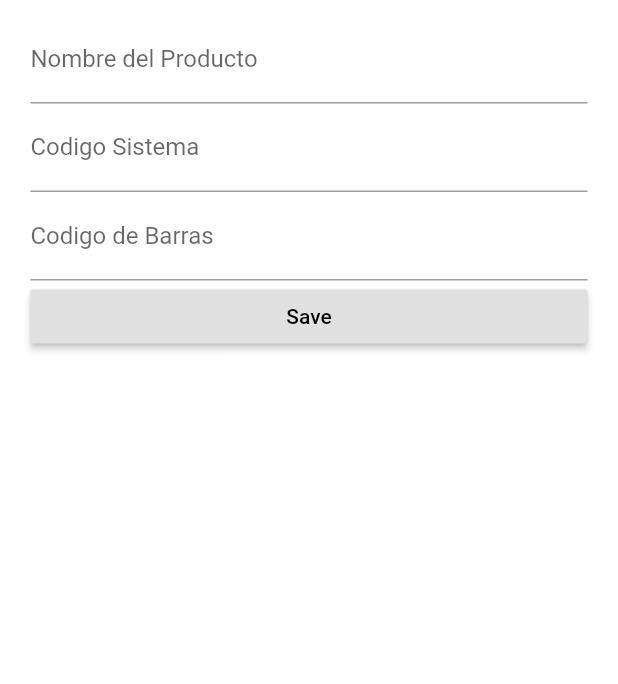
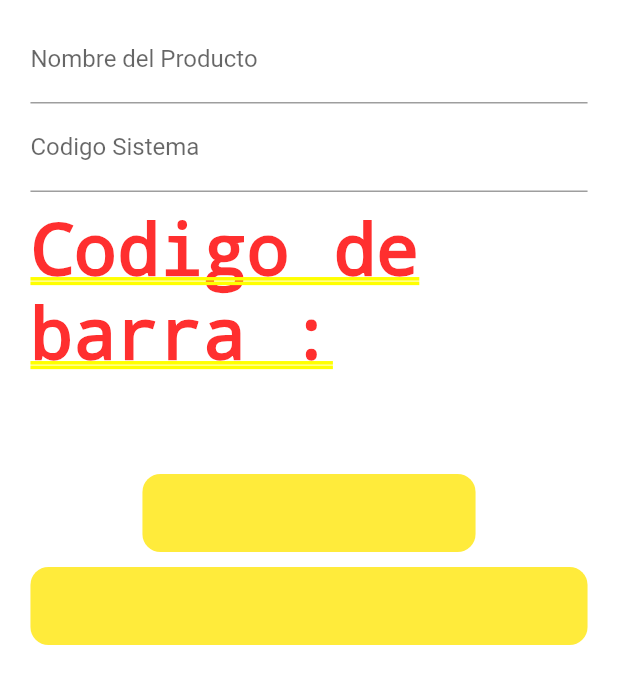
Before and after one commit to jrodval123/Scanship, a Flutter app: the ProductEdit screen opened directly, on a phone screen of 412 x 824 dp. Shown: the top 684 px of the screen. Run offline on Flutter 3.47's test engine with Material 2 defaults, Android fonts, the phone set to English and light mode, and no system bars; our stand-ins replace cloud_firestore; missing offline and left inert: barcode_scan; accounts and stored records are empty.

Commit message:
Product Creation and linking to the DB

```diff
--- a/lib/models/product.dart
+++ b/lib/models/product.dart
@@ -3,6 +3,7 @@ class Product{
   String name;
   String barcode;
   String code;
+  bool loaded=false;
   //Constructor
 Product(this.name, this.barcode, this.code);
 }
--- a/lib/pages/product-edit.dart
+++ /dev/null
@@ -1,159 +0,0 @@
-import 'package:flutter/material.dart';
-import 'package:scoped_model/scoped_model.dart';
-
-import '../models/product.dart';
-import '../scoped-models/product.dart';
-import '../helpers/ensure_visible.dart';
-
-class ProductEdit extends StatefulWidget{
-  @override
-  State<StatefulWidget> createState() {
-    return _ProductEdit();
-  }
-}
-
-class _ProductEdit extends State<ProductEdit>{
-
-
-  final Map<String, dynamic> _formData = {
-    'name':null,
-    'code':null,
-    'barcode':null,
-  };
-
-  final GlobalKey<FormState> _formKey = GlobalKey<FormState>();
-  final _nameFocusNode = FocusNode();
-  final _barcodeFocusNode = FocusNode();
-  final _codeFocusNode = FocusNode();
-
-  Widget _buildNameField(Product product){
-    return EnsureVisibleWhenFocused(
-      focusNode: _nameFocusNode,
-      child: TextFormField(
-        focusNode: _nameFocusNode,
-        decoration: InputDecoration(labelText: "Nombre del Producto",),
-        initialValue: product == null ? '' : product.name,
-        validator: (String value) {
-          if (value.isEmpty || value.length <= 0) {
-            return 'Nombre es obligatorio';
-          }
-        },
-        onSaved: (String value) {
-          _formData['name'] = value;
-        },
-      ),
-    );
-  }
-  Widget _buildCodeField(Product product){
-    return EnsureVisibleWhenFocused(
-      focusNode: _codeFocusNode,
-      child: TextFormField(
-        focusNode: _codeFocusNode,
-        decoration: InputDecoration(labelText: "Codigo Sistema"),
-        initialValue: product == null ? '' : product.code,
-        validator: (String value) {
-          if (value.isEmpty || value.length <= 0) {
-            return 'Codigo es obligatorio';
-          }
-        },
-        onSaved: (String value) {
-          _formData['code'] = value;
-        },
-      ),
-    );
-  }
-
-  Widget _buildBarCodeField(Product product){
-    return EnsureVisibleWhenFocused(
-      focusNode: _barcodeFocusNode,
-      child: TextFormField(
-        focusNode: _barcodeFocusNode,
-        decoration: InputDecoration(labelText: "Codigo de Barras"),
-        initialValue: product == null ? '' : product.barcode,
-        validator: (String value) {
-          if (value.isEmpty || value.length <= 0) {
-            return 'Codigo de barras es obligatorio';
-          }
-        },
-        onSaved: (String value) {
-          _formData['code'] = value;
-        },
-      ),
-    );
-  }
-  Widget _buildPageContent(BuildContext context, Product product){
-    final double deviceWidth = MediaQuery.of(context).size.width;
-    final double targetWidth = deviceWidth > 550.0 ? 500.0 : deviceWidth * 0.95;
-    final double targetPadding = deviceWidth - targetWidth;
-    return GestureDetector(
-      onTap: (){
-        FocusScope.of(context).requestFocus(FocusNode());
-      },
-      child: Container(
-        margin: EdgeInsets.all(10.0),
-        child: Form(
-          key: _formKey,
-          child: ListView(
-            padding: EdgeInsets.symmetric(horizontal: targetPadding / 2),
-            children: <Widget>[
-              _buildNameField(product),
-              _buildCodeField(product),
-              _buildBarCodeField(product),
-              _buildSubmitButton()
-            ],
-          ),
-        )
-      ),
-    );
-  }
-
-  Widget _buildSubmitButton() {
-    return ScopedModelDescendant<ProductModel>(
-      builder: (BuildContext context, Widget child, ProductModel model) {
-        return RaisedButton(
-          child: Text('Save'),
-          textColor: Colors.black,
-          onPressed: () => _submitForm(model.addProduct, model.updateProduct,
-              model.selectedProductIndex),
-        );
-      },
-    );
-  }
-
-  void _submitForm(Function addProduct, Function updateProduct,
-      [int selectedProductIndex]) {
-    if (!_formKey.currentState.validate()) {
-      return;
-    }
-    _formKey.currentState.save();
-    if (selectedProductIndex == null) {
-      final newProduct = Product(_formData['name'], _formData['code'],
-            _formData['barcode']);
-      addProduct(newProduct);
-    } else {
-      updateProduct(
-        Product(_formData['name'], _formData['code'],
-            _formData['barcode']),
-      );
-    }
-    // Navigator.pushReplacementNamed(context, '/pharmacy-mode');
-    Navigator.pop(context);
-  }
-  @override
-  Widget build(BuildContext context) {
-    return ScopedModelDescendant<ProductModel>(
-      builder: (BuildContext context, Widget child, ProductModel model) {
-        final Widget pageContent =
-            _buildPageContent(context, model.selectedProduct);
-        return model.selectedProductIndex == null
-            ? pageContent
-            : Scaffold(
-                appBar: AppBar(
-                  title: Text('Edit Product'),
-                ),
-                body: pageContent,
-              );
-      },
-    );
-  }
-}
--- /dev/null
+++ b/lib/pages/product_edit.dart
@@ -0,0 +1,211 @@
+import 'package:flutter/cupertino.dart';
+import 'package:flutter/material.dart';
+import 'package:scoped_model/scoped_model.dart';
+import 'package:barcode_scan/barcode_scan.dart';
+import 'package:flutter/services.dart';
+import '../models/product.dart';
+import '../scoped-models/product.dart';
+import 'package:scanship/scoped-models/product.dart';
+import '../helpers/ensure_visible.dart';
+
+class ProductEdit extends StatefulWidget {
+  @override
+  State<StatefulWidget> createState() {
+    return _ProductEditState();
+  }
+}
+
+class _ProductEditState extends State<ProductEdit> {
+  final Map<String, dynamic> _formData = {
+    'name': null,
+    'code': null,
+    'barcode': null,
+  };
+
+  final GlobalKey<FormState> _formKey = GlobalKey<FormState>();
+  final _nameFocusNode = FocusNode();
+  final _barcodeFocusNode = FocusNode();
+  final _codeFocusNode = FocusNode();
+  String barcode = '';
+  Widget _buildNameField(Product product) {
+    return EnsureVisibleWhenFocused(
+      focusNode: _nameFocusNode,
+      child: TextFormField(
+        focusNode: _nameFocusNode,
+        decoration: InputDecoration(
+          labelText: "Nombre del Producto",
+        ),
+        initialValue: product == null ? '' : product.name,
+        validator: (String value) {
+          if (value.isEmpty || value.length <= 0) {
+            return 'Nombre es obligatorio';
+          }
+        },
+        onSaved: (String value) {
+          _formData['name'] = value;
+        },
+      ),
+    );
+  }
+
+  Widget _buildCodeField(Product product) {
+    return EnsureVisibleWhenFocused(
+      focusNode: _codeFocusNode,
+      child: TextFormField(
+        focusNode: _codeFocusNode,
+        decoration: InputDecoration(labelText: "Codigo Sistema"),
+        initialValue: product == null ? '' : product.code,
+        validator: (String value) {
+          if (value.isEmpty || value.length <= 0) {
+            return 'Codigo es obligatorio';
+          }
+        },
+        onSaved: (String value) {
+          _formData['code'] = value;
+        },
+      ),
+    );
+  }
+
+  Widget _buildBarCodeField(Product product) {
+    return EnsureVisibleWhenFocused(
+      focusNode: _barcodeFocusNode,
+      child: Column(
+        children: <Widget>[
+          Text("Codigo de barra : \n" + barcode,),
+          SizedBox(
+                  height: 10.0,
+                ),
+          Container(child: CupertinoButton(
+            child: Text("Escanear codigo de barra"),
+            color: Colors.yellow,
+            onPressed: (){
+              barcodeScanning();
+              // _formData['barcode'] = barcode;
+            },
+          ),),
+        ],
+      )
+      // TextFormField(
+      //   focusNode: _barcodeFocusNode,
+      //   decoration: InputDecoration(
+      //       labelText: "Codigo de Barras",
+      //       suffixIcon: IconButton(
+      //         icon: Icon(Icons.camera_alt),
+      //         onPressed: () {
+      //           barcodeScanning();
+      //         },
+      //       )),
+      //   validator: (String value) {
+      //     if (value.isEmpty || value.length <= 0) {
+      //       return 'Codigo de barras es obligatorio';
+      //     }
+      //   },
+      //   onSaved: (String value) {
+      //     _formData['barcode'] = value;
+      //   },
+      // ),
+    );
+  }
+
+  Future barcodeScanning() async {
+    try {
+      String barcode = await BarcodeScanner.scan();
+      setState(() => this.barcode = barcode);
+      _formData['barcode']=this.barcode;
+    } on PlatformException catch (e) {
+      if (e.code == BarcodeScanner.CameraAccessDenied) {
+        setState(() {
+          this.barcode = 'No camera permission!';
+        });
+      } else {
+        setState(() => this.barcode = 'Unknown error: $e');
+      }
+    } on FormatException {
+      setState(() => this.barcode = 'Nothing captured.');
+    } catch (e) {
+      setState(() => this.barcode = 'Unknown error: $e');
+    }
+  }
+
+  Widget _buildPageContent(BuildContext context, Product product) {
+    final double deviceWidth = MediaQuery.of(context).size.width;
+    final double targetWidth = deviceWidth > 550.0 ? 500.0 : deviceWidth * 0.95;
+    final double targetPadding = deviceWidth - targetWidth;
+    return GestureDetector(
+      onTap: () {
+        FocusScope.of(context).requestFocus(FocusNode());
+      },
+      child: Container(
+          margin: EdgeInsets.all(10.0),
+          child: Form(
+            key: _formKey,
+            child: ListView(
+              padding: EdgeInsets.symmetric(horizontal: targetPadding / 2),
+              children: <Widget>[
+                _buildNameField(product),
+                _buildCodeField(product),
+                SizedBox(
+                  height: 10.0,
+                ),
+                _buildBarCodeField(product),
+                SizedBox(
+                  height: 10.0,
+                ),
+                _buildSubmitButton()
+              ],
+            ),
+          )),
+    );
+  }
+
+  Widget _buildSubmitButton() {
+    return ScopedModelDescendant<ProductModel>(
+      builder: (BuildContext context, Widget child, ProductModel model) {
+        return CupertinoButton(
+          child: Text('Crear'),
+          onPressed: () => _submitForm(model.addProduct, model.updateProduct,
+              model.selectedProductIndex),
+          color: Colors.yellow,
+        );
+      },
+    );
+  }
+
+  void _submitForm(Function addProduct, Function updateProduct,
+      [int selectedProductIndex]) {
+    if (!_formKey.currentState.validate()) {
+      return;
+    }
+    _formKey.currentState.save();
+    if (selectedProductIndex == null) {
+      final newProduct =
+          Product(_formData['name'], _formData['barcode'], _formData['code']);
+      addProduct(newProduct);
+    } else {
+      updateProduct(
+        Product(_formData['name'], _formData['barcode'], _formData['code']),
+      );
+    }
+    // Navigator.pushReplacementNamed(context, '/pharmacy-mode');
+    Navigator.pop(context);
+  }
+
+  @override
+  Widget build(BuildContext context) {
+    return ScopedModelDescendant<ProductModel>(
+      builder: (BuildContext context, Widget child, ProductModel model) {
+        final Widget pageContent =
+            _buildPageContent(context, model.selectedProduct);
+        return model.selectedProductIndex == null
+            ? pageContent
+            : Scaffold(
+                appBar: AppBar(
+                  title: Text('Edit Product'),
+                ),
+                body: pageContent,
+              );
+      },
+    );
+  }
+}
```
Also changed, not shown: lib/main.dart (+15 -10 lines), lib/pages/product_list.dart (+51 -2 lines), lib/pages/products.dart (+23 -30 lines), lib/scoped-models/product.dart (+17 -16 lines).
